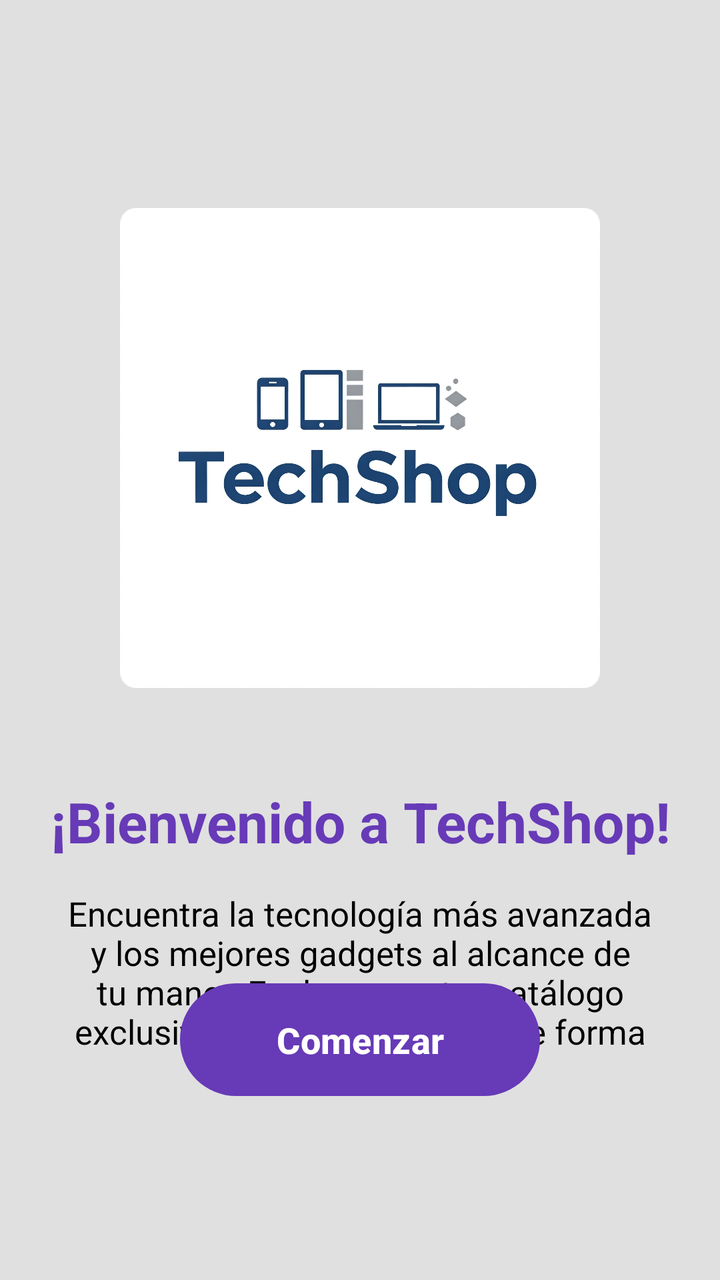
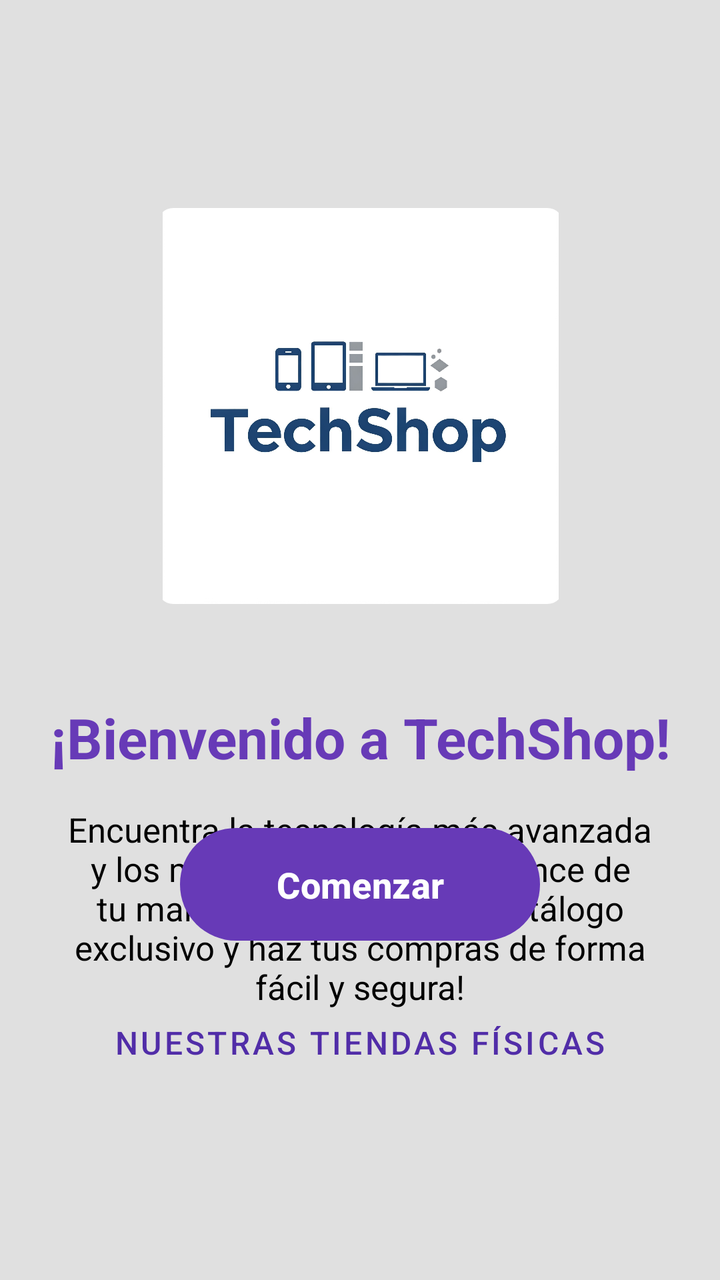

Two renders of the same Android screen: before a commit and after it. Below are the layout's source before the change and the commit's diff.
<!-- AndroidManifest.xml: application theme Theme.MiTiendaOnline -->
<!-- res/layout/fragment_inicio.xml -->
<?xml version="1.0" encoding="utf-8"?>
<androidx.constraintlayout.widget.ConstraintLayout
    xmlns:android="http://schemas.android.com/apk/res/android"
    xmlns:app="http://schemas.android.com/apk/res-auto"
    xmlns:tools="http://schemas.android.com/tools"
    android:layout_width="match_parent"
    android:layout_height="match_parent"
    android:background="@color/colorBackground"
    android:padding="24dp" tools:context=".fragments.InicioFragment">

    <com.google.android.material.imageview.ShapeableImageView
        android:id="@+id/imageViewPresentation"
        android:layout_width="240dp" android:layout_height="240dp"
        android:layout_marginTop="80dp" android:src="@drawable/logo_techshop"
        android:contentDescription="Logo de la Tienda TechShop"
        android:scaleType="fitCenter" app:layout_constraintTop_toTopOf="parent"
        app:layout_constraintStart_toStartOf="parent"
        app:layout_constraintEnd_toEndOf="parent"
        app:shapeAppearanceOverlay="@style/ShapeAppearanceOverlay.App.CornerSize8dp" />

    <TextView
        android:id="@+id/textViewWelcomeTitle"
        android:layout_width="0dp"
        android:layout_height="wrap_content"
        android:layout_marginTop="48dp" android:text="¡Bienvenido a TechShop!"
        android:textSize="28sp" android:textStyle="bold"
        android:gravity="center"
        android:textColor="@color/colorPrimary" app:layout_constraintTop_toBottomOf="@+id/imageViewPresentation"
        app:layout_constraintStart_toStartOf="parent"
        app:layout_constraintEnd_toEndOf="parent" />

    <TextView
        android:id="@+id/textViewWelcomeDescription"
        android:layout_width="0dp"
        android:layout_height="wrap_content"
        android:layout_marginTop="16dp"
        android:text="Encuentra la tecnología más avanzada y los mejores gadgets al alcance de tu mano. ¡Explora nuestro catálogo exclusivo y haz tus compras de forma fácil y segura!"
        android:textSize="17sp" android:gravity="center"
        android:textColor="@color/text_color_primary"
        app:layout_constraintTop_toBottomOf="@+id/textViewWelcomeTitle"
        app:layout_constraintStart_toStartOf="parent"
        app:layout_constraintEnd_toEndOf="parent" />

    <com.google.android.material.button.MaterialButton
        android:id="@+id/buttonStart"
        android:layout_width="wrap_content"
        android:layout_height="wrap_content"
        android:layout_marginBottom="64dp"
        android:text="Comenzar"
        android:textSize="18sp"
        android:textStyle="bold"
        android:paddingHorizontal="48dp" android:paddingVertical="16dp" app:cornerRadius="28dp" app:backgroundTint="@color/colorPrimary" android:textColor="@color/colorOnPrimary" app:layout_constraintBottom_toBottomOf="parent"
        app:layout_constraintStart_toStartOf="parent"
        app:layout_constraintEnd_toEndOf="parent" />

</androidx.constraintlayout.widget.ConstraintLayout>
<!-- resources referenced by this layout -->
<resources>
  <color name="colorBackground">#E0E0E0</color>
  <color name="colorOnPrimary">#FFFFFF</color>
  <color name="colorPrimary">#673AB7</color>
  <color name="text_color_primary">@color/colorOnBackground</color>
  <!-- drawable logo_techshop: jpg bitmap (drawable, 111019 bytes) -->
  <style name="ShapeAppearanceOverlay.App.CornerSize8dp" parent="">
          <item name="cornerFamily">rounded</item>
          <item name="cornerSize">8dp</item>
      </style>
  <style name="Theme.MiTiendaOnline" parent="Base.Theme.MiTiendaOnline" />
  <color name="colorOnBackground">#000000</color>
  <style name="Base.Theme.MiTiendaOnline" parent="Theme.Material3.DayNight.NoActionBar">
          <item name="colorPrimary">@color/colorPrimary</item>
          <item name="colorPrimaryVariant">@color/colorPrimaryVariant</item>
          <item name="colorOnPrimary">@color/colorOnPrimary</item>
          <item name="colorSecondary">@color/colorSecondary</item>
          <item name="colorSecondaryVariant">@color/colorSecondaryVariant</item>
          <item name="colorOnSecondary">@color/colorOnSecondary</item>
          <item name="colorSurface">@color/colorSurface</item>
          <item name="colorOnSurface">@color/colorOnSurface</item>
          <item name="colorError">@color/colorError</item>
          <item name="colorOnError">@color/colorOnError</item>
          <item name="android:colorBackground">@color/colorBackground</item> <item name="colorOnBackground">@color/colorOnBackground</item>
      </style>
  <color name="colorPrimaryVariant">#512DA8</color>
  <color name="colorSecondary">#FF9800</color>
  <color name="colorSecondaryVariant">#F57C00</color>
  <color name="colorOnSecondary">#000000</color>
  <color name="colorSurface">#FFFFFF</color>
  <color name="colorOnSurface">#000000</color>
  <color name="colorError">#F44336</color>
  <color name="colorOnError">#FFFFFF</color>
</resources>

<!-- the commit's change to res/layout/fragment_inicio.xml (unified diff, before → after) -->
@@ -6,26 +6,33 @@
     android:layout_width="match_parent"
     android:layout_height="match_parent"
     android:background="@color/colorBackground"
-    android:padding="24dp" tools:context=".fragments.InicioFragment">
+    android:padding="24dp"
+    tools:context=".fragments.InicioFragment">
 
     <com.google.android.material.imageview.ShapeableImageView
         android:id="@+id/imageViewPresentation"
-        android:layout_width="240dp" android:layout_height="240dp"
-        android:layout_marginTop="80dp" android:src="@drawable/logo_techshop"
+        android:layout_width="203dp"
+        android:layout_height="198dp"
+        android:layout_marginTop="80dp"
         android:contentDescription="Logo de la Tienda TechShop"
-        android:scaleType="fitCenter" app:layout_constraintTop_toTopOf="parent"
+        android:scaleType="fitCenter"
+        android:src="@drawable/logo_techshop"
+        app:layout_constraintEnd_toEndOf="parent"
         app:layout_constraintStart_toStartOf="parent"
-        app:layout_constraintEnd_toEndOf="parent"
+        app:layout_constraintTop_toTopOf="parent"
         app:shapeAppearanceOverlay="@style/ShapeAppearanceOverlay.App.CornerSize8dp" />
 
     <TextView
         android:id="@+id/textViewWelcomeTitle"
         android:layout_width="0dp"
         android:layout_height="wrap_content"
-        android:layout_marginTop="48dp" android:text="¡Bienvenido a TechShop!"
-        android:textSize="28sp" android:textStyle="bold"
+        android:layout_marginTop="48dp"
+        android:text="¡Bienvenido a TechShop!"
+        android:textSize="28sp"
+        android:textStyle="bold"
         android:gravity="center"
-        android:textColor="@color/colorPrimary" app:layout_constraintTop_toBottomOf="@+id/imageViewPresentation"
+        android:textColor="@color/colorPrimary"
+        app:layout_constraintTop_toBottomOf="@+id/imageViewPresentation"
         app:layout_constraintStart_toStartOf="parent"
         app:layout_constraintEnd_toEndOf="parent" />
 
@@ -35,7 +42,8 @@
         android:layout_height="wrap_content"
         android:layout_marginTop="16dp"
         android:text="Encuentra la tecnología más avanzada y los mejores gadgets al alcance de tu mano. ¡Explora nuestro catálogo exclusivo y haz tus compras de forma fácil y segura!"
-        android:textSize="17sp" android:gravity="center"
+        android:textSize="17sp"
+        android:gravity="center"
         android:textColor="@color/text_color_primary"
         app:layout_constraintTop_toBottomOf="@+id/textViewWelcomeTitle"
         app:layout_constraintStart_toStartOf="parent"
@@ -45,11 +53,27 @@
         android:id="@+id/buttonStart"
         android:layout_width="wrap_content"
         android:layout_height="wrap_content"
-        android:layout_marginBottom="64dp"
-        android:text="Comenzar"
+        android:layout_marginBottom="16dp" android:text="Comenzar"
         android:textSize="18sp"
         android:textStyle="bold"
-        android:paddingHorizontal="48dp" android:paddingVertical="16dp" app:cornerRadius="28dp" app:backgroundTint="@color/colorPrimary" android:textColor="@color/colorOnPrimary" app:layout_constraintBottom_toBottomOf="parent"
+        android:paddingHorizontal="48dp"
+        android:paddingVertical="16dp"
+        app:cornerRadius="28dp"
+        app:backgroundTint="@color/colorPrimary"
+        android:textColor="@color/colorOnPrimary"
+        app:layout_constraintBottom_toTopOf="@+id/buttonViewStoresMap" app:layout_constraintStart_toStartOf="parent"
+        app:layout_constraintEnd_toEndOf="parent" />
+
+    <com.google.android.material.button.MaterialButton
+        android:id="@+id/buttonViewStoresMap"
+        android:layout_width="wrap_content"
+        android:layout_height="wrap_content"
+        android:layout_marginBottom="64dp" android:text="Nuestras Tiendas Físicas"
+        android:textSize="16sp"
+        android:paddingHorizontal="32dp"
+        android:paddingVertical="14dp"
+
+        style="@style/Widget.MaterialComponents.Button.TextButton" android:textColor="@color/colorPrimaryVariant" app:layout_constraintBottom_toBottomOf="parent"
         app:layout_constraintStart_toStartOf="parent"
         app:layout_constraintEnd_toEndOf="parent" />
 
